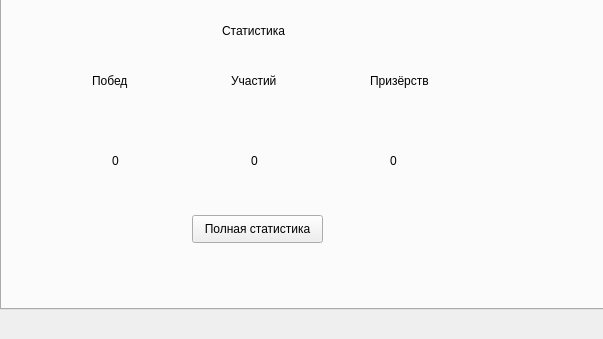
Above: mainDis.ui from Karaseyka/olimpSchedule before the change; both pictures show x 0 to 603 and y 261 to 600 of the 800 by 600 pixel window. Below: the same form after it.
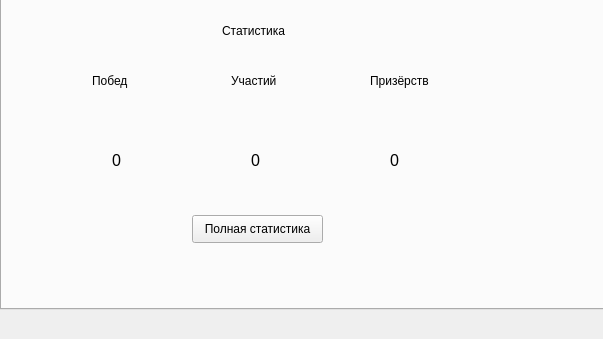
That is the form after the change.

The edit to the form file:
```diff
--- a/mainDis.ui
+++ b/mainDis.ui
@@ -255,6 +255,11 @@
       <layout class="QHBoxLayout" name="horizontalLayout_2">
        <item>
         <widget class="QLabel" name="winLab">
+         <property name="font">
+          <font>
+           <pointsize>12</pointsize>
+          </font>
+         </property>
          <property name="text">
           <string>0</string>
          </property>
@@ -262,6 +267,11 @@
        </item>
        <item>
         <widget class="QLabel" name="uchLab">
+         <property name="font">
+          <font>
+           <pointsize>12</pointsize>
+          </font>
+         </property>
          <property name="text">
           <string>0</string>
          </property>
@@ -269,6 +279,11 @@
        </item>
        <item>
         <widget class="QLabel" name="prizeLab">
+         <property name="font">
+          <font>
+           <pointsize>12</pointsize>
+          </font>
+         </property>
          <property name="text">
           <string>0</string>
          </property>
```
